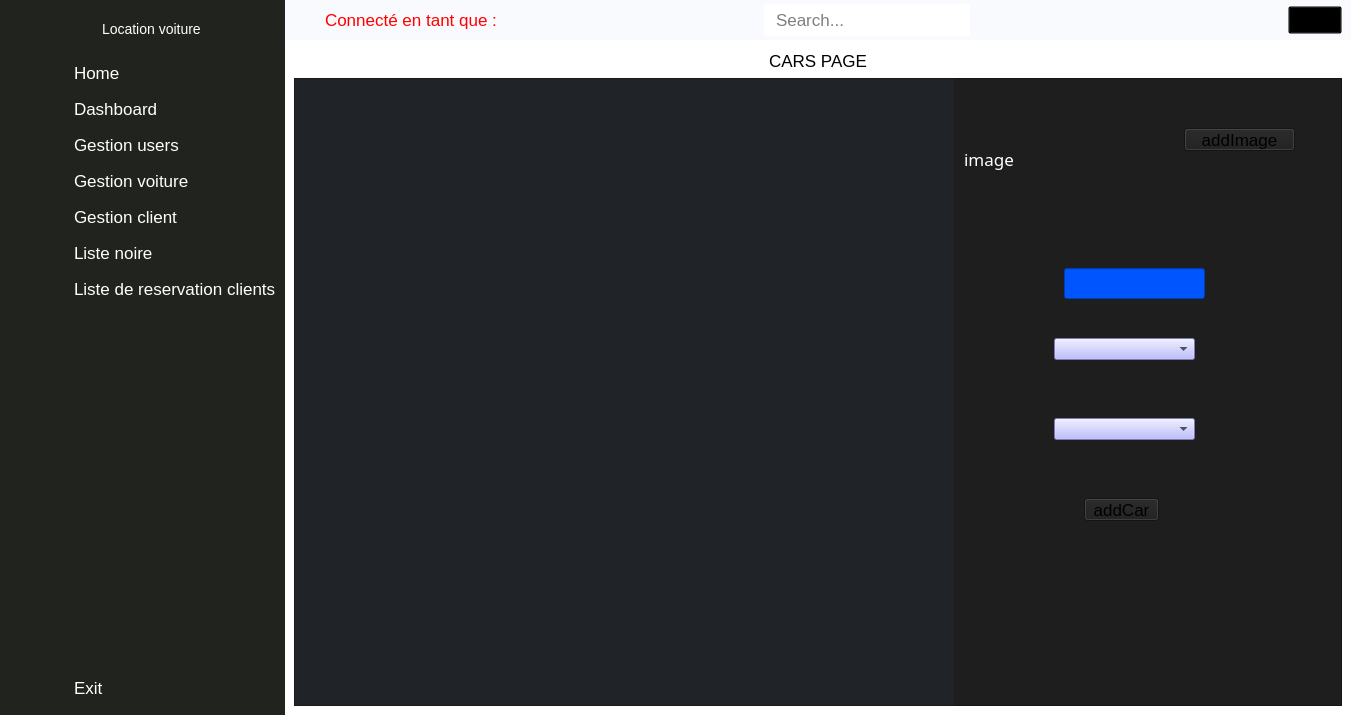
This is main_ui.ui in walidhabbach/Car-Rental-Desktop-app as Qt 5 draws it before an edit. The edited form follows.
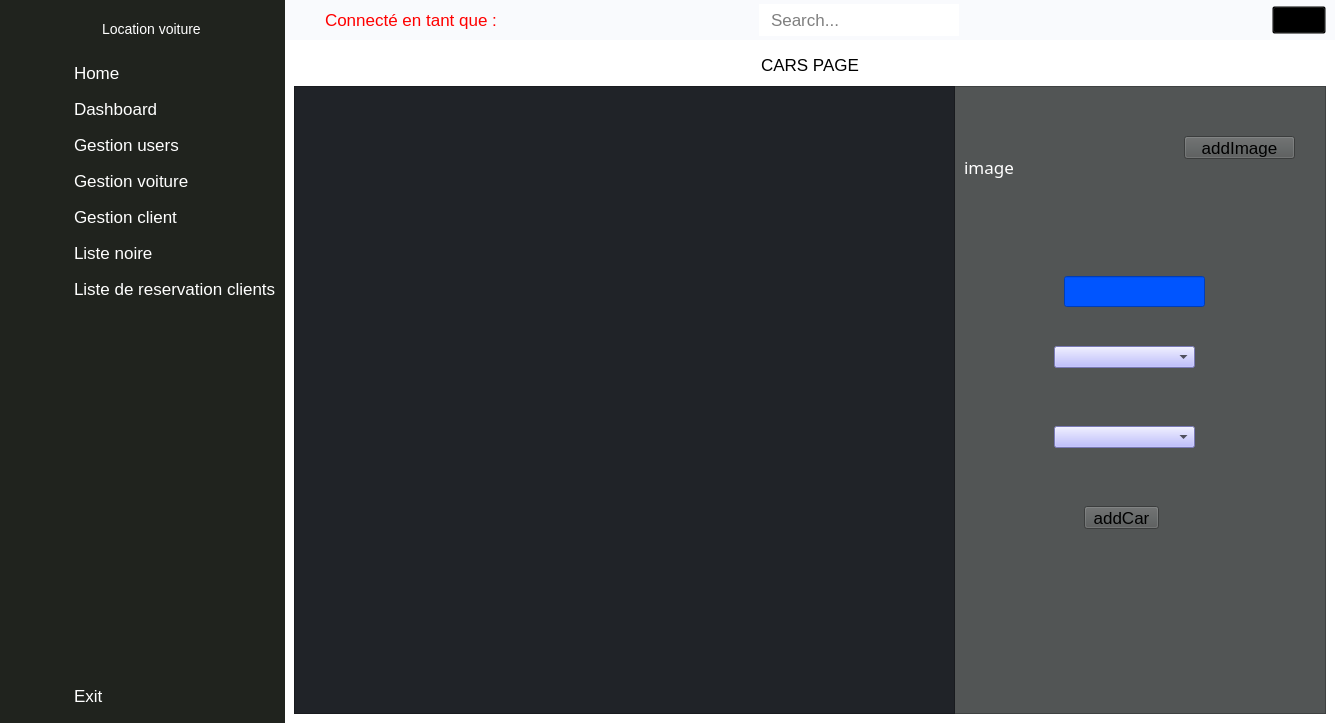
This is the edited form. Icons and pictures are not drawn.

```diff
--- a/main_ui.ui
+++ b/main_ui.ui
@@ -6,8 +6,8 @@
    <rect>
     <x>0</x>
     <y>0</y>
-    <width>1351</width>
-    <height>715</height>
+    <width>1335</width>
+    <height>723</height>
    </rect>
   </property>
   <property name="windowTitle">
@@ -834,7 +834,7 @@
                 </size>
                </property>
                <property name="styleSheet">
-                <string notr="true">background-color: rgb(30,30,30)</string>
+                <string notr="true">background-color: rgb(82,85,85)</string>
                </property>
                <property name="frameShape">
                 <enum>QFrame::StyledPanel</enum>
@@ -853,7 +853,7 @@
                 </property>
                 <property name="minimumSize">
                  <size>
-                  <width>256</width>
+                  <width>661</width>
                   <height>628</height>
                  </size>
                 </property>
```
Left out of the diff: 30 changed lines with no effect on the pictures.
